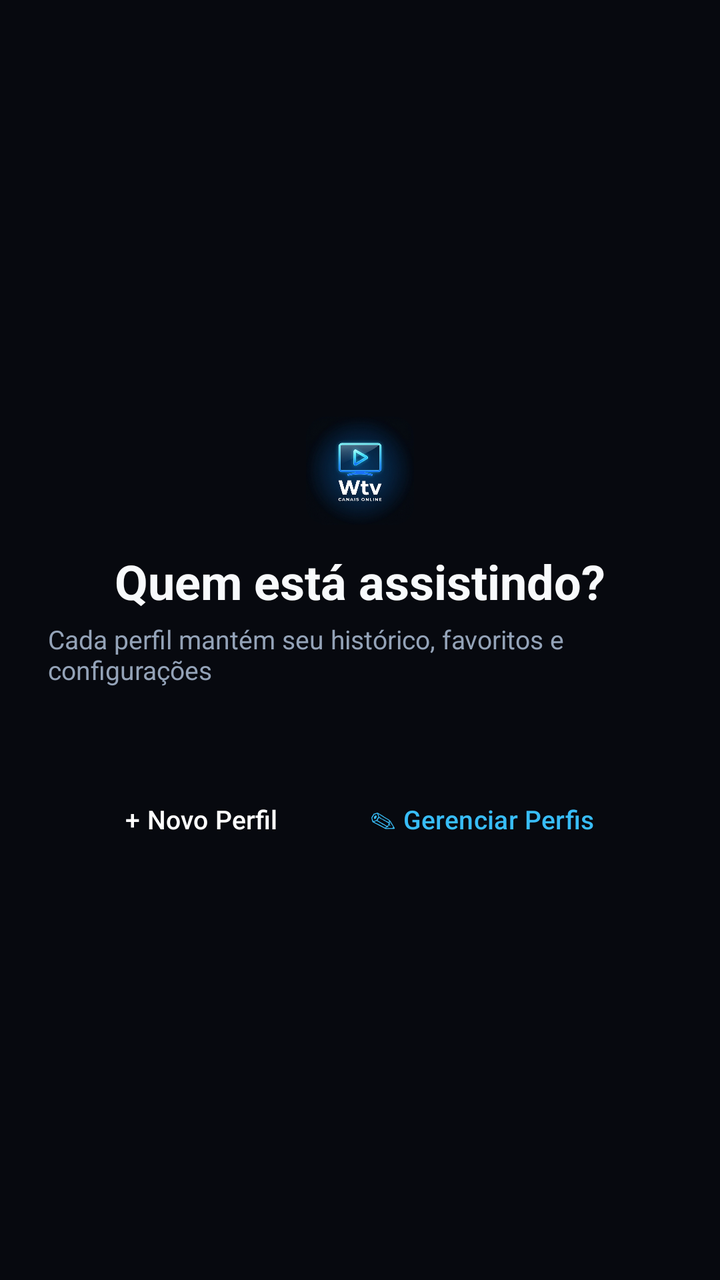
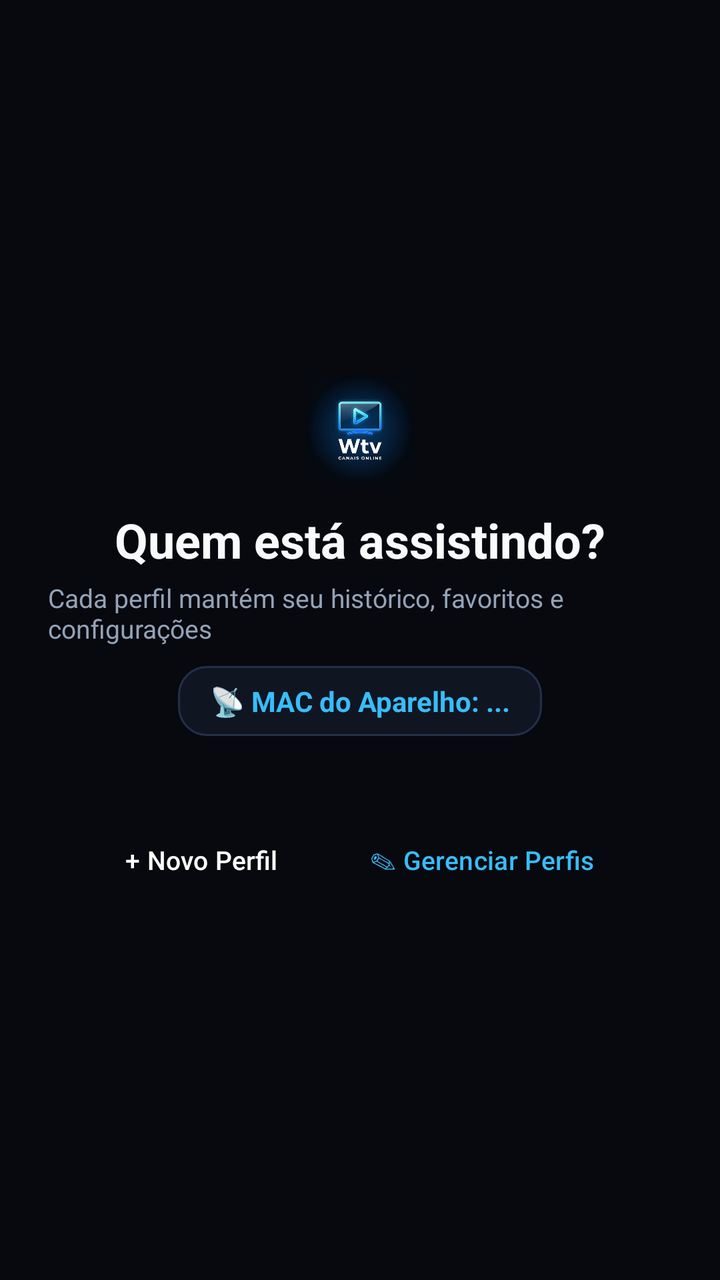

Before-and-after screenshots of an Android layout around one commit, followed by the original layout XML and the change that was made.
<!-- AndroidManifest.xml: application theme Theme.NovaTV -->
<!-- res/layout/activity_profile_picker.xml -->
<?xml version="1.0" encoding="utf-8"?>
<LinearLayout xmlns:android="http://schemas.android.com/apk/res/android"
    android:layout_width="match_parent"
    android:layout_height="match_parent"
    android:background="@color/bg_cinema"
    android:fitsSystemWindows="true"
    android:gravity="center"
    android:orientation="vertical"
    android:padding="24dp">

    <ImageView
        android:layout_width="54dp"
        android:layout_height="54dp"
        android:background="@drawable/bg_poster_rounded"
        android:clipToOutline="true"
        android:contentDescription="@string/app_name"
        android:src="@drawable/ic_wtv_launcher" />

    <TextView
        android:layout_width="wrap_content"
        android:layout_height="wrap_content"
        android:layout_marginTop="12dp"
        android:text="Quem está assistindo?"
        android:textColor="@color/text_primary"
        android:textSize="24sp"
        android:textStyle="bold" />

    <TextView
        android:id="@+id/tv_picker_hint"
        android:layout_width="wrap_content"
        android:layout_height="wrap_content"
        android:layout_marginTop="4dp"
        android:layout_marginBottom="20dp"
        android:text="Cada perfil mantém seu histórico, favoritos e configurações"
        android:textColor="@color/text_secondary"
        android:textSize="13sp" />

    <androidx.recyclerview.widget.RecyclerView
        android:id="@+id/rv_user_profiles"
        android:layout_width="wrap_content"
        android:layout_height="wrap_content"
        android:layout_gravity="center" />

    <LinearLayout
        android:layout_width="wrap_content"
        android:layout_height="wrap_content"
        android:layout_marginTop="24dp"
        android:orientation="horizontal">

        <Button
            android:id="@+id/btn_new_profile"
            style="@style/Widget.Material3.Button.TextButton"
            android:layout_width="wrap_content"
            android:layout_height="44dp"
            android:layout_marginEnd="10dp"
            android:background="@drawable/selector_cinema_button"
            android:focusable="true"
            android:paddingHorizontal="18dp"
            android:text="+ Novo Perfil"
            android:textColor="#FFFFFF"
            android:textSize="13sp" />

        <Button
            android:id="@+id/btn_manage_mode"
            style="@style/Widget.Material3.Button.TextButton"
            android:layout_width="wrap_content"
            android:layout_height="44dp"
            android:background="@drawable/selector_cinema_button"
            android:focusable="true"
            android:paddingHorizontal="18dp"
            android:text="✎ Gerenciar Perfis"
            android:textColor="@color/accent_cyan"
            android:textSize="13sp" />
    </LinearLayout>

</LinearLayout>
<!-- resources referenced by this layout -->
<resources>
  <color name="accent_cyan">#38BDF8</color>
  <color name="bg_cinema">#07090F</color>
  <color name="text_primary">#F8FAFC</color>
  <color name="text_secondary">#94A3B8</color>
  <!-- drawable bg_poster_rounded (drawable) -->
  <?xml version="1.0" encoding="utf-8"?>
  <shape xmlns:android="http://schemas.android.com/apk/res/android" android:shape="rectangle">
      <solid android:color="#07090F" />
      <corners android:radius="10dp" />
  </shape>
  <!-- drawable ic_wtv_launcher: png bitmap (drawable, 355674 bytes) -->
  <!-- drawable selector_cinema_button (drawable) -->
  <?xml version="1.0" encoding="utf-8"?>
  <selector xmlns:android="http://schemas.android.com/apk/res/android">
      <item android:state_focused="true">
          <shape android:shape="rectangle">
              <solid android:color="#2563EB" />
              <stroke android:width="3dp" android:color="#FFFFFF" />
              <corners android:radius="12dp" />
          </shape>
      </item>
      <item android:state_selected="true">
          <shape android:shape="rectangle">
              <solid android:color="#1D4ED8" />
              <stroke android:width="2dp" android:color="#38BDF8" />
              <corners android:radius="12dp" />
          </shape>
      </item>
      <item android:state_pressed="true">
          <shape android:shape="rectangle">
              <solid android:color="#1E40AF" />
              <corners android:radius="12dp" />
          </shape>
      </item>
      <item>
          <shape android:shape="rectangle">
              <solid android:color="#182033" />
              <stroke android:width="1dp" android:color="#2E3C5C" />
              <corners android:radius="12dp" />
          </shape>
      </item>
  </selector>
  <string name="app_name">Wtv Canais Online</string>
  <style name="Theme.NovaTV" parent="Theme.Material3.Dark.NoActionBar">
          <item name="colorPrimary">@color/accent_primary</item>
          <item name="colorSecondary">@color/accent_cyan</item>
          <item name="materialButtonStyle">@style/NovaTvButton</item>
          <item name="android:windowBackground">@color/bg_cinema</item>
          <item name="android:statusBarColor">@color/bg_cinema</item>
          <item name="android:navigationBarColor">@color/bg_cinema</item>
      </style>
  <color name="accent_primary">#3B82F6</color>
  <style name="NovaTvButton" parent="Widget.Material3.Button.TextButton">
          <item name="backgroundTint">@null</item>
          <item name="android:textAllCaps">false</item>
          <item name="android:minWidth">0dp</item>
          <item name="android:minHeight">0dp</item>
      </style>
</resources>

<!-- the commit's change to res/layout/activity_profile_picker.xml (unified diff, before → after) -->
@@ -30,10 +30,24 @@
         android:layout_width="wrap_content"
         android:layout_height="wrap_content"
         android:layout_marginTop="4dp"
-        android:layout_marginBottom="20dp"
+        android:layout_marginBottom="10dp"
         android:text="Cada perfil mantém seu histórico, favoritos e configurações"
         android:textColor="@color/text_secondary"
         android:textSize="13sp" />
+
+    <TextView
+        android:id="@+id/tv_device_mac"
+        android:layout_width="wrap_content"
+        android:layout_height="wrap_content"
+        android:layout_marginBottom="16dp"
+        android:background="@drawable/selector_cinema_card"
+        android:focusable="true"
+        android:paddingHorizontal="16dp"
+        android:paddingVertical="8dp"
+        android:text="📡 MAC do Aparelho: ..."
+        android:textColor="@color/accent_cyan"
+        android:textSize="14sp"
+        android:textStyle="bold" />
 
     <androidx.recyclerview.widget.RecyclerView
         android:id="@+id/rv_user_profiles"
<!-- resource entries referenced after the edit -->
@@ -42,6 +42,38 @@
           </shape>
       </item>
   </selector>
+  <!-- drawable selector_cinema_card (drawable) -->
+  <?xml version="1.0" encoding="utf-8"?>
+  <selector xmlns:android="http://schemas.android.com/apk/res/android">
+      <item android:state_focused="true">
+          <shape android:shape="rectangle">
+              <solid android:color="#1E3A5F" />
+              <stroke android:width="3dp" android:color="#FFFFFF" />
+              <corners android:radius="14dp" />
+          </shape>
+      </item>
+      <item android:state_selected="true">
+          <shape android:shape="rectangle">
+              <solid android:color="#172554" />
+              <stroke android:width="2dp" android:color="#38BDF8" />
+              <corners android:radius="14dp" />
+          </shape>
+      </item>
+      <item android:state_pressed="true">
+          <shape android:shape="rectangle">
+              <solid android:color="#23304A" />
+              <stroke android:width="2dp" android:color="#3B82F6" />
+              <corners android:radius="14dp" />
+          </shape>
+      </item>
+      <item>
+          <shape android:shape="rectangle">
+              <solid android:color="#101522" />
+              <stroke android:width="1dp" android:color="#24304A" />
+              <corners android:radius="14dp" />
+          </shape>
+      </item>
+  </selector>
   <string name="app_name">Wtv Canais Online</string>
   <style name="Theme.NovaTV" parent="Theme.Material3.Dark.NoActionBar">
           <item name="colorPrimary">@color/accent_primary</item>
